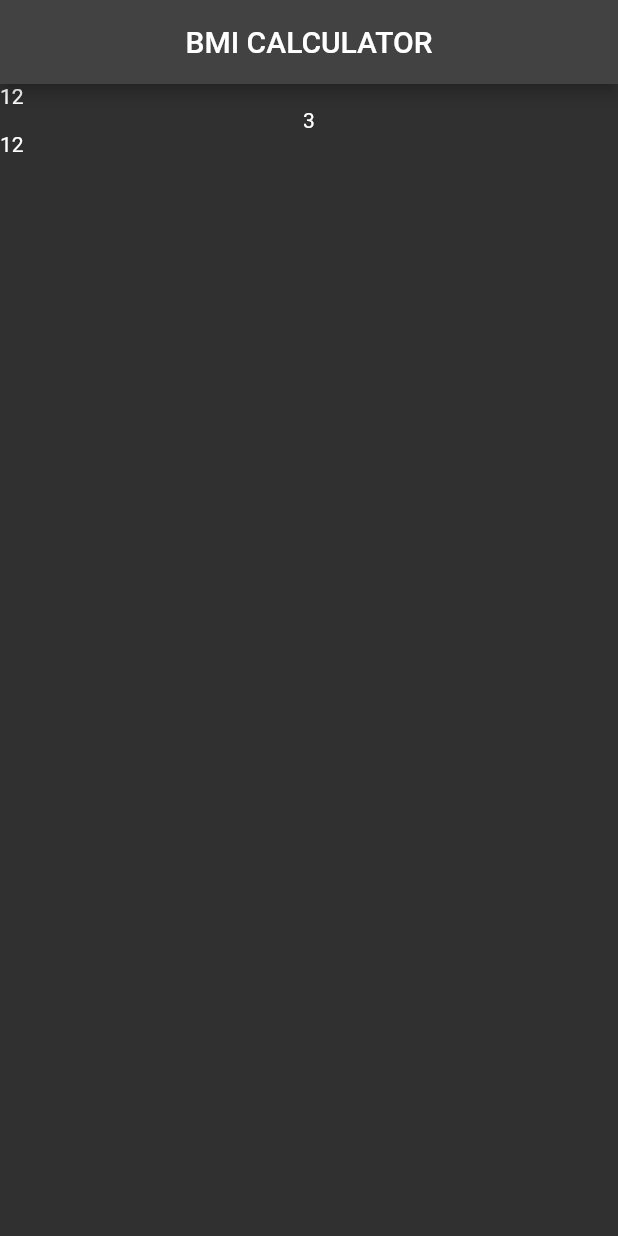
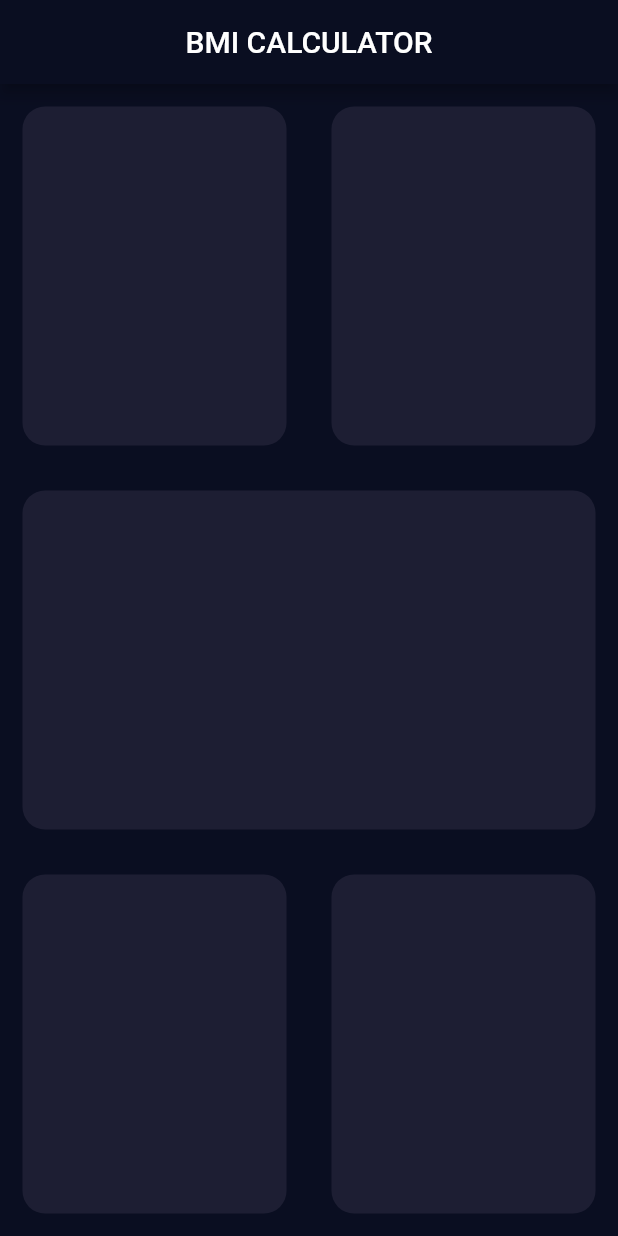
Before and after one commit to amankumarsahani/bmicalculator, a Flutter app: the screen it shows after launch, on a phone screen of 412 x 824 dp. Run offline on Flutter 3.47's test engine with Material 2 defaults, Android fonts, the phone set to English and light mode, and no system bars.

Commit message:
Layout Set

```diff
--- /dev/null
+++ b/lib/input_page.dart
@@ -0,0 +1,77 @@
+import 'package:flutter/material.dart';
+
+class MyHomePage extends StatefulWidget {
+  const MyHomePage({super.key});
+
+  @override
+  State<MyHomePage> createState() => _MyHomePageState();
+}
+
+class _MyHomePageState extends State<MyHomePage> {
+  @override
+  Widget build(BuildContext context) {
+    return SafeArea(
+      child: Scaffold(
+        backgroundColor: Color(0xFF0A0E21),
+        appBar: AppBar(
+          title: Text('BMI CALCULATOR'),
+          centerTitle: true,
+        ),
+        body: Column(children: [
+          Expanded(
+            child: Row(
+              children: [
+                Expanded(
+                    child: ContainerBox(
+                  colour: Color(0xFF1D1E33),
+                  cardChild: Column(
+                    children: [],
+                  ),
+                )),
+                Expanded(
+                    child: ContainerBox(
+                  colour: Color(0xFF1D1E33),
+                ))
+              ],
+            ),
+          ),
+          Expanded(
+            child: ContainerBox(
+              colour: Color(0xFF1D1E33),
+            ),
+          ),
+          Expanded(
+            child: Row(
+              children: [
+                Expanded(
+                    child: ContainerBox(
+                  colour: Color(0xFF1D1E33),
+                )),
+                Expanded(
+                    child: ContainerBox(
+                  colour: Color(0xFF1D1E33),
+                ))
+              ],
+            ),
+          ),
+        ]),
+      ),
+    );
+  }
+}
+
+class ContainerBox extends StatelessWidget {
+  ContainerBox({required this.colour, this.cardChild});
+
+  final Color colour;
+  final Widget? cardChild;
+
+  @override
+  Widget build(BuildContext context) {
+    return Container(
+      margin: const EdgeInsets.all(15.0),
+      decoration: BoxDecoration(
+          color: colour, borderRadius: BorderRadius.circular(15.0)),
+    );
+  }
+}
--- a/lib/main.dart
+++ b/lib/main.dart
@@ -1,4 +1,5 @@
 import 'package:flutter/material.dart';
+import 'input_page.dart';
 
 void main() {
   runApp(const MyApp());
@@ -12,48 +13,12 @@ class MyApp extends StatelessWidget {
   Widget build(BuildContext context) {
     return MaterialApp(
       title: 'Flutter Demo',
-      theme: ThemeData.dark(),
+      theme: ThemeData.dark().copyWith(
+        primaryColor: Color(0xFF0A0E21),
+        scaffoldBackgroundColor: Color(0xFF0A0E21),
+        appBarTheme: AppBarTheme(backgroundColor: Color(0xFF0A0E21)),
+      ),
       home: const MyHomePage(),
     );
   }
 }
-
-class MyHomePage extends StatefulWidget {
-  const MyHomePage({super.key});
-
-  @override
-  State<MyHomePage> createState() => _MyHomePageState();
-}
-
-class _MyHomePageState extends State<MyHomePage> {
-  @override
-  Widget build(BuildContext context) {
-    return SafeArea(
-      child: Scaffold(
-        appBar: AppBar(
-          title: Text('BMI CALCULATOR'),
-          centerTitle: true,
-        ),
-        body: Column(
-          children: [
-            Row(
-              children: [
-                Container(child: Text('1')),
-                Container(child: Text('2')),
-              ],
-            ),
-            Container(
-              child: Text('3'),
-            ),
-            Row(
-              children: [
-                Container(child: Text('1')),
-                Container(child: Text('2')),
-              ],
-            ),
-          ],
-        ),
-      ),
-    );
-  }
-}
--- a/pubspec.yaml
+++ b/pubspec.yaml
@@ -14,6 +14,7 @@ dependencies:
 
 
   cupertino_icons: ^1.0.2
+  font_awesome_flutter: ^10.2.1
 
 dev_dependencies:
   flutter_test:
```
Also changed, not shown: pubspec.lock.
